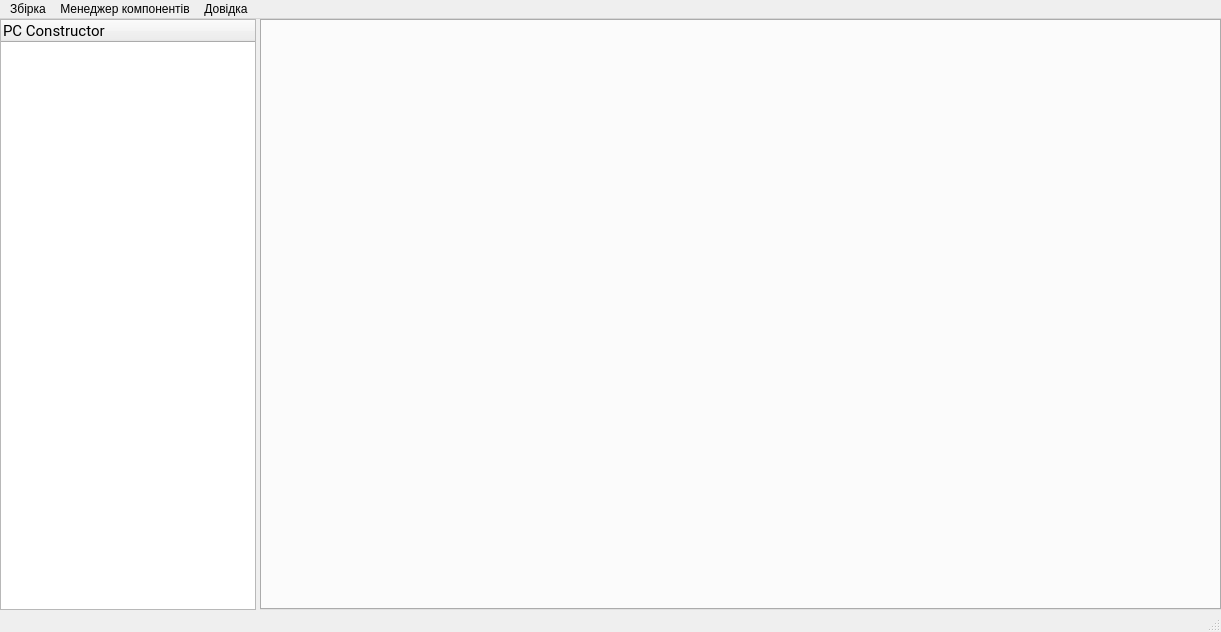
Before: the Qt Designer form src/pc_constructor.ui in doliinyk/PC-Constructor, drawn with Qt 5.
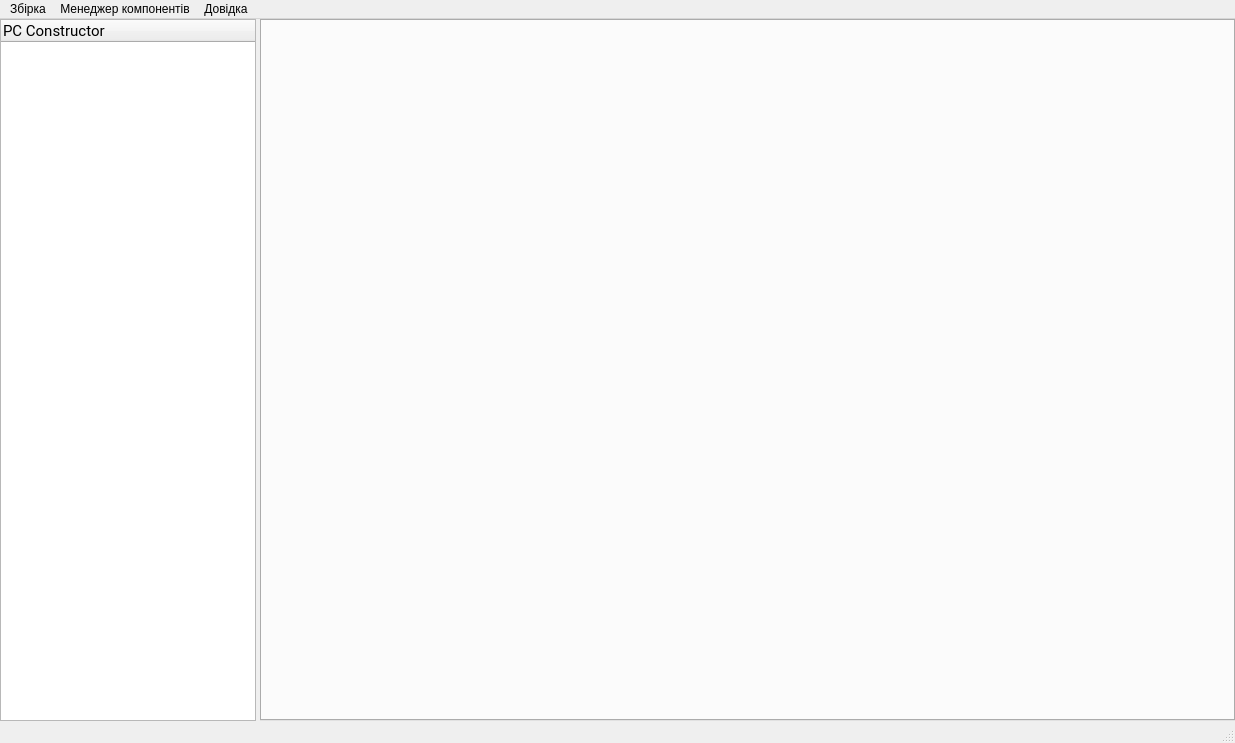
After: the same form once the commit is applied. Icons and pictures are not drawn.

```diff
--- a/src/pc_constructor.ui
+++ b/src/pc_constructor.ui
@@ -6,10 +6,28 @@
    <rect>
     <x>0</x>
     <y>0</y>
-    <width>1221</width>
-    <height>632</height>
+    <width>1235</width>
+    <height>743</height>
    </rect>
   </property>
+  <property name="sizePolicy">
+   <sizepolicy hsizetype="Preferred" vsizetype="Preferred">
+    <horstretch>0</horstretch>
+    <verstretch>0</verstretch>
+   </sizepolicy>
+  </property>
+  <property name="minimumSize">
+   <size>
+    <width>0</width>
+    <height>743</height>
+   </size>
+  </property>
+  <property name="maximumSize">
+   <size>
+    <width>16777215</width>
+    <height>743</height>
+   </size>
+  </property>
   <property name="windowTitle">
    <string>PC Constructor</string>
   </property>
@@ -89,7 +107,7 @@
     <rect>
      <x>0</x>
      <y>0</y>
-     <width>1221</width>
+     <width>1235</width>
      <height>20</height>
     </rect>
    </property>
```
